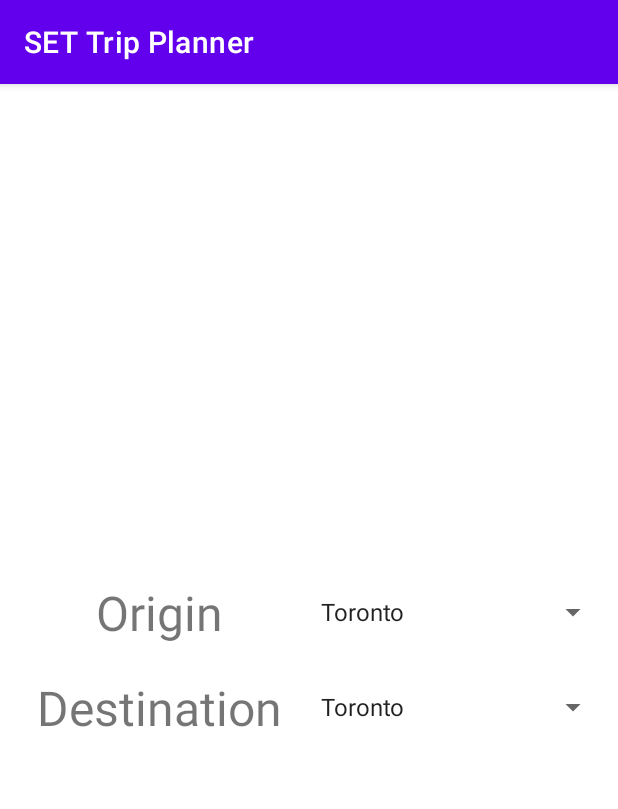
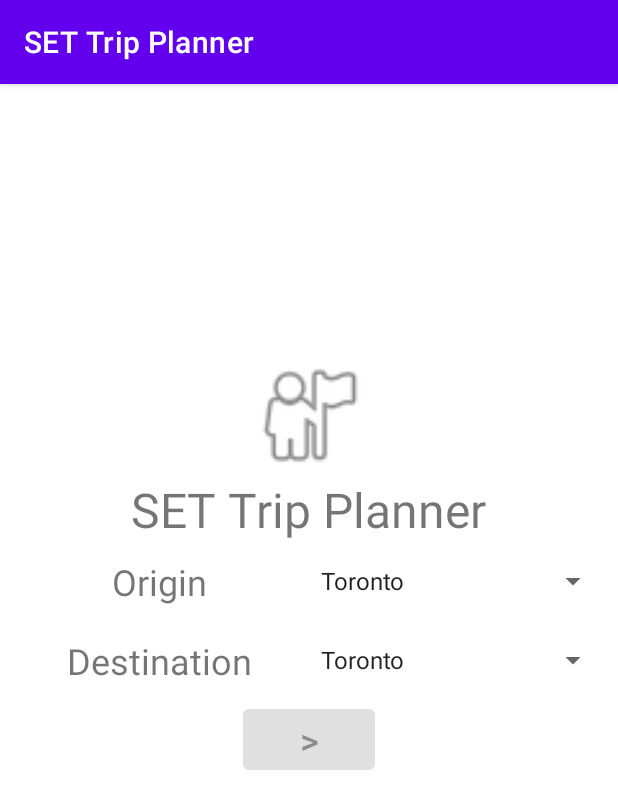
Before and after one commit to gHooyerSET/MobileDevA1_Group5, an Android app: the screen it shows after launch (MainActivity), on a phone screen of 412 x 824 dp. Shown: the top 809 px of the screen. Run offline under Robolectric (Android 15) with nearby library versions, the phone set to English and light mode, and no system bars.

Commit message:
Added functionality: Spinner selections now determine the enabled / disabled status of the nextScreenButton.

```diff
--- a/app/src/main/java/com/example/tripplanner_a1_prog3150/MainActivity.java
+++ b/app/src/main/java/com/example/tripplanner_a1_prog3150/MainActivity.java
@@ -11,12 +11,70 @@ package com.example.tripplanner_a1_prog3150;
 import androidx.appcompat.app.AppCompatActivity;
 
 import android.os.Bundle;
+import android.view.View;
+import android.widget.AdapterView;
+import android.widget.Button;
+import android.widget.Spinner;
+import android.widget.Toast;
 
 public class MainActivity extends AppCompatActivity {
+
+    private Spinner originSpinner;
+    private Spinner destinationSpinner;
+    private Button nextScreenButton;
 
     @Override
     protected void onCreate(Bundle savedInstanceState) {
         super.onCreate(savedInstanceState);
         setContentView(R.layout.activity_main);
+        //Initialize our variables
+        originSpinner = findViewById(R.id.originSpinner);
+        destinationSpinner = findViewById(R.id.destinationSpinner);
+        nextScreenButton = findViewById(R.id.nextScreenButton);
+        //Set up listeners
+        originSpinner.setOnItemSelectedListener(new AdapterView.OnItemSelectedListener() {
+            @Override
+            public void onItemSelected(AdapterView<?> adapterView, View view, int i, long l) {
+                //When an item is selected in either spinner, we should check if they are the equal
+                checkSelections();
+            }
+            @Override
+            public void onNothingSelected(AdapterView<?> adapterView) {
+                //If nothing is selected, disable the nextScreenButton
+                nextScreenButton.setEnabled(false);
+            }
+        });
+        destinationSpinner.setOnItemSelectedListener(new AdapterView.OnItemSelectedListener() {
+            @Override
+            public void onItemSelected(AdapterView<?> adapterView, View view, int i, long l) {
+                //When an item is selected in either spinner, we should check if they are the equal
+                checkSelections();
+            }
+            @Override
+            public void onNothingSelected(AdapterView<?> adapterView) {
+                //If nothing is selected, disable the nextScreenButton
+                nextScreenButton.setEnabled(false);
+            }
+        });
+
     }
+
+    public void checkSelections()
+    {
+        //If both spinners have the same place selected, disable the nextScreenButton and display an error Toast
+        if(originSpinner.getSelectedItem().toString().equals(destinationSpinner.getSelectedItem().toString()))
+        {
+            Toast.makeText(this,"Your destination and origin cannot be the same place.",Toast.LENGTH_LONG).show();
+            nextScreenButton.setEnabled(false);
+        }
+        else
+        {
+            //Otherwise, enable the button
+            nextScreenButton.setEnabled(true);
+        }
+
+    }
+
+
+
 }
--- a/app/src/main/res/layout/activity_main.xml
+++ b/app/src/main/res/layout/activity_main.xml
@@ -15,9 +15,27 @@
 
     <LinearLayout
         android:layout_width="match_parent"
-        android:layout_height="match_parent"
+        android:layout_height="wrap_content"
+        android:layout_marginTop="180dp"
+        android:gravity="center"
         android:orientation="vertical"
-        android:gravity="center_vertical">
+        app:layout_constraintTop_toTopOf="parent"
+        tools:layout_editor_absoluteX="0dp">
+
+        <ImageView
+            android:id="@+id/imageView"
+            android:layout_width="match_parent"
+            android:layout_height="82dp"
+            android:layout_gravity="top"
+            app:srcCompat="@android:drawable/ic_menu_myplaces"
+            android:contentDescription="@string/titleStr"/>
+
+        <TextView
+            android:id="@+id/titleTextView"
+            android:layout_width="wrap_content"
+            android:layout_height="wrap_content"
+            android:text="@string/titleStr"
+            android:textSize="32sp"/>
 
         <LinearLayout
             android:layout_width="match_parent"
@@ -30,9 +48,9 @@
                 android:id="@+id/originTextView"
                 android:layout_width="200dp"
                 android:layout_height="wrap_content"
+                android:gravity="center"
                 android:text="@string/originStr"
-                android:gravity="center"
-                android:textSize="32sp"
+                android:textSize="24sp"
                 tools:layout_editor_absoluteX="124dp"
                 tools:layout_editor_absoluteY="263dp" />
 
@@ -54,9 +72,9 @@
                 android:id="@+id/destinationTextView"
                 android:layout_width="200dp"
                 android:layout_height="wrap_content"
+                android:gravity="center"
                 android:text="@string/destinationStr"
-                android:gravity="center"
-                android:textSize="32sp"
+                android:textSize="24sp"
                 app:layout_constraintEnd_toEndOf="@+id/originTextView"
                 tools:layout_editor_absoluteY="306dp" />
 
@@ -66,6 +84,14 @@
                 android:layout_height="wrap_content"
                 android:entries="@array/placesArray" />
         </LinearLayout>
+
+        <Button
+            android:id="@+id/nextScreenButton"
+            android:layout_width="wrap_content"
+            android:layout_height="wrap_content"
+            android:enabled="false"
+            android:text="@string/nextScreenButtonStr"
+            android:textSize="24sp" />
+
     </LinearLayout>
-
 </androidx.constraintlayout.widget.ConstraintLayout>
--- a/app/src/main/res/values/strings.xml
+++ b/app/src/main/res/values/strings.xml
@@ -9,6 +9,8 @@
     <string name="app_name">SET Trip Planner</string>
     <string name="originStr">Origin</string>
     <string name="destinationStr">Destination</string>
+    <string name="titleStr">SET Trip Planner</string>
+    <string name="nextScreenButtonStr"><![CDATA[>]]></string>
     <string-array name="placesArray">
         <item>Toronto</item>
         <item>Calgary</item>
```
